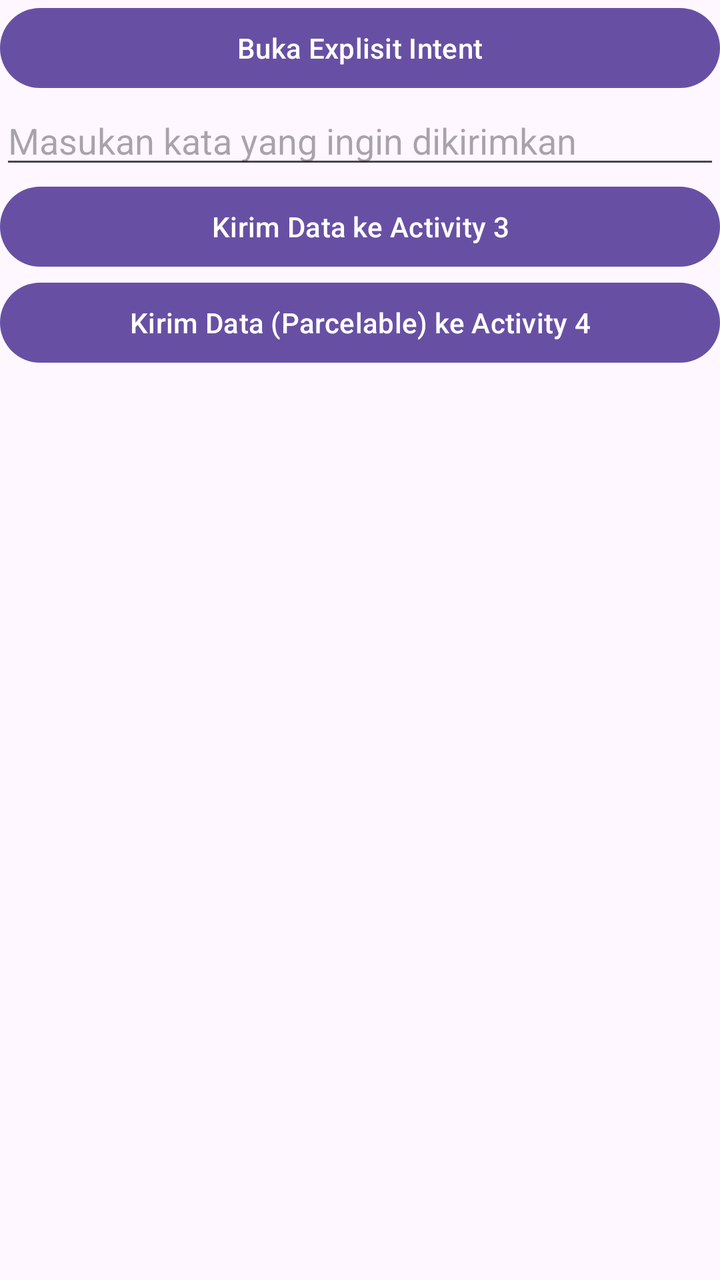
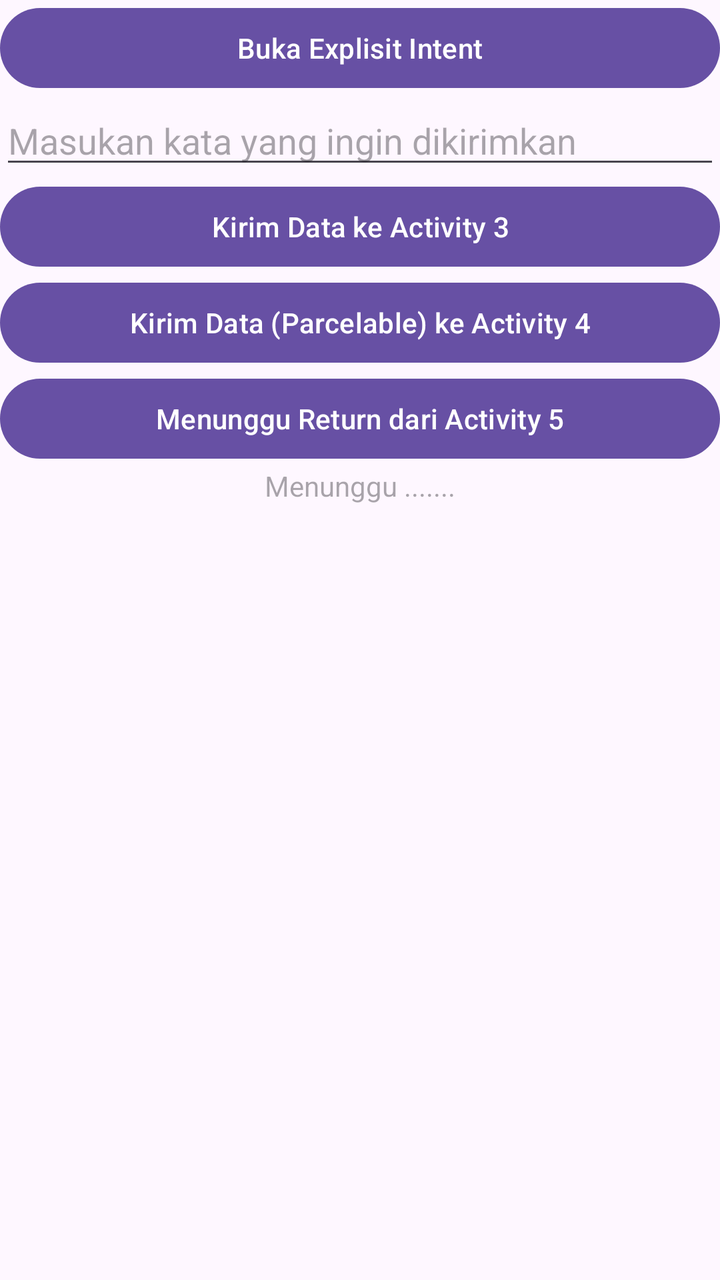

Screens rendered from an Android XML layout before and after an edit, with the pre-edit source and the edit as a unified diff.
<!-- AndroidManifest.xml: application theme Theme.ExplisitIntent -->
<!-- res/layout/activity_main.xml -->
<?xml version="1.0" encoding="utf-8"?>
<LinearLayout
    xmlns:android="http://schemas.android.com/apk/res/android"
    xmlns:app="http://schemas.android.com/apk/res-auto"
    xmlns:tools="http://schemas.android.com/tools"
    android:id="@+id/main"
    android:layout_width="match_parent"
    android:layout_height="match_parent"
    tools:context=".MainActivity"
    android:orientation="vertical"
    android:layout_margin="16dp">

    <Button
        android:layout_width="match_parent"
        android:layout_height="wrap_content"
        android:id="@+id/btnExplisit1"
        android:text="Buka Explisit Intent"/>
    
    <EditText
        android:layout_width="match_parent"
        android:layout_height="wrap_content"
        android:id="@+id/dataKirim"
        android:inputType="text"
        android:hint="Masukan kata yang ingin dikirimkan"/>
    
    <Button
        android:layout_width="match_parent"
        android:layout_height="wrap_content"
        android:id="@+id/btnExplisit2"
        android:text="Kirim Data ke Activity 3"/>
    
    <Button
        android:layout_width="match_parent"
        android:layout_height="wrap_content"
        android:id="@+id/btnExplisit3"
        android:text="Kirim Data (Parcelable) ke Activity 4"/>

</LinearLayout>
<!-- resources referenced by this layout -->
<resources>
  <style name="Theme.ExplisitIntent" parent="Base.Theme.ExplisitIntent" />
  <style name="Base.Theme.ExplisitIntent" parent="Theme.Material3.DayNight.NoActionBar">
          
          
      </style>
</resources>

<!-- the commit's change to res/layout/activity_main.xml (unified diff, before → after) -->
@@ -35,4 +35,18 @@
         android:id="@+id/btnExplisit3"
         android:text="Kirim Data (Parcelable) ke Activity 4"/>
 
+    <Button
+        android:layout_width="match_parent"
+        android:layout_height="wrap_content"
+        android:id="@+id/btnExplisit4"
+        android:text="Menunggu Return dari Activity 5"/>
+
+    <TextView
+        android:layout_width="match_parent"
+        android:layout_height="wrap_content"
+        android:id="@+id/returnHasil"
+        android:gravity="center"
+        android:hint="Menunggu ......."/>
+
+
 </LinearLayout>
